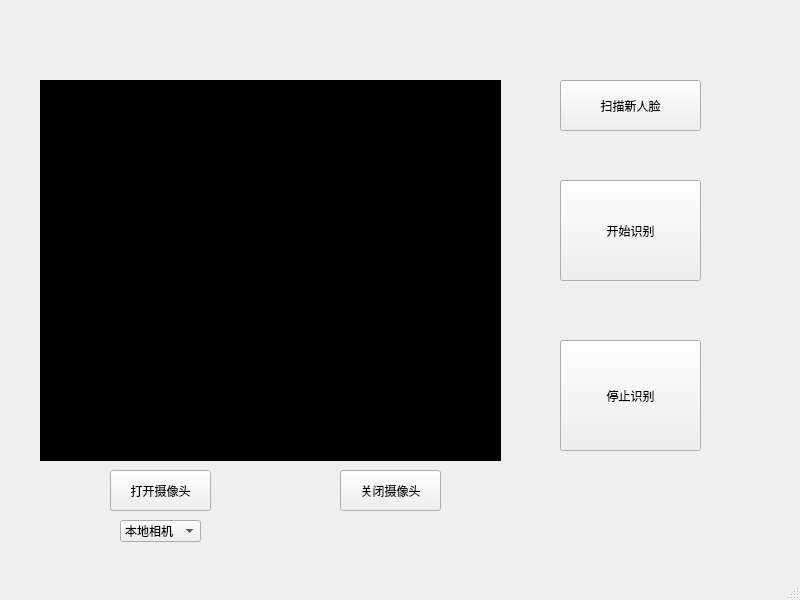
The window that resource/UI/face_recognition_gui.ui (XuBao12/face_recognition) describes before a commit, drawn with Qt 5.
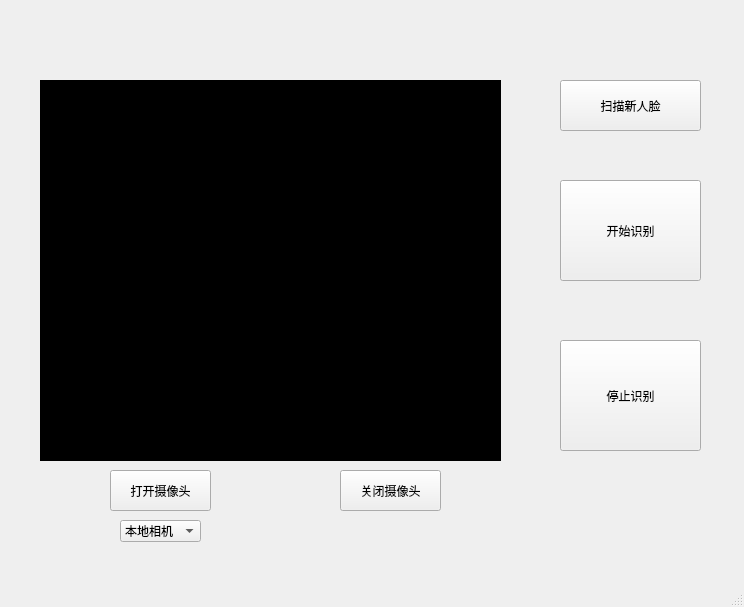
The same window after the commit.

Commit message: 录入新人脸时加了一步输入名字

What changed in the file:
```diff
--- a/resource/UI/face_recognition_gui.ui
+++ b/resource/UI/face_recognition_gui.ui
@@ -6,8 +6,8 @@
    <rect>
     <x>0</x>
     <y>0</y>
-    <width>800</width>
-    <height>600</height>
+    <width>744</width>
+    <height>607</height>
    </rect>
   </property>
   <property name="windowTitle">
```
Left out of the diff: 2 changed lines with no effect on the pictures. The commit also changes 2 other files.
